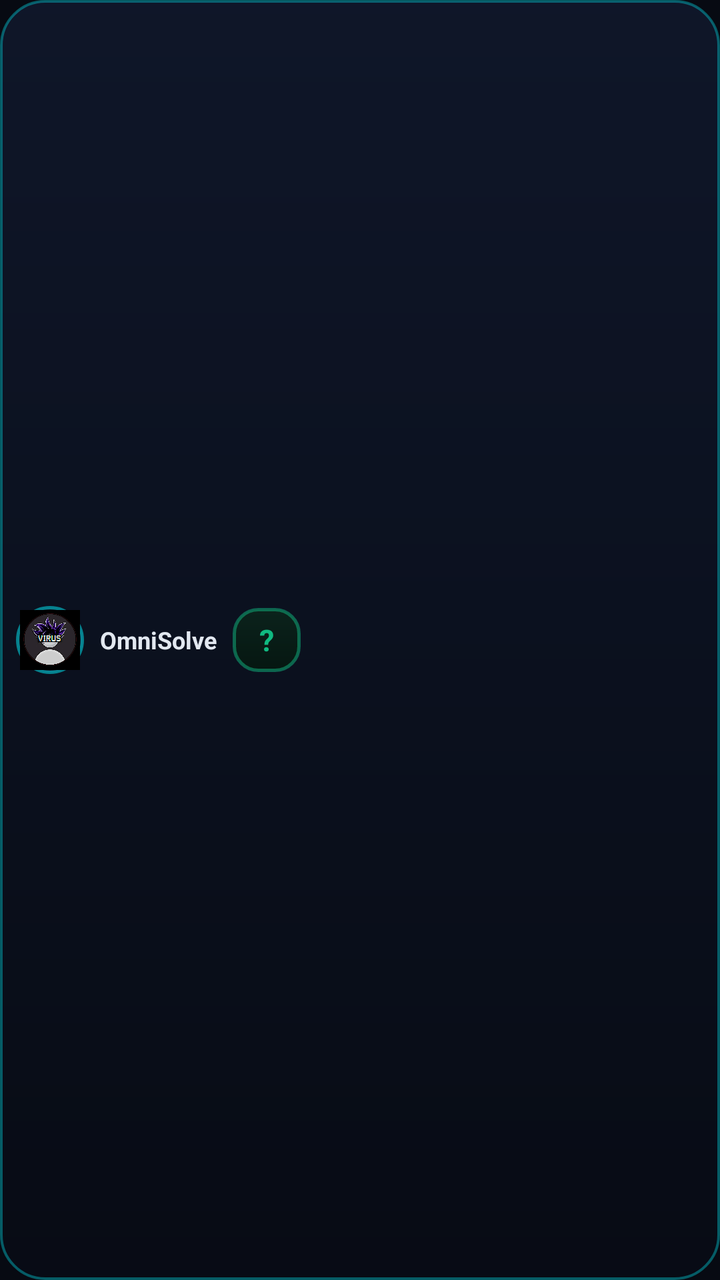
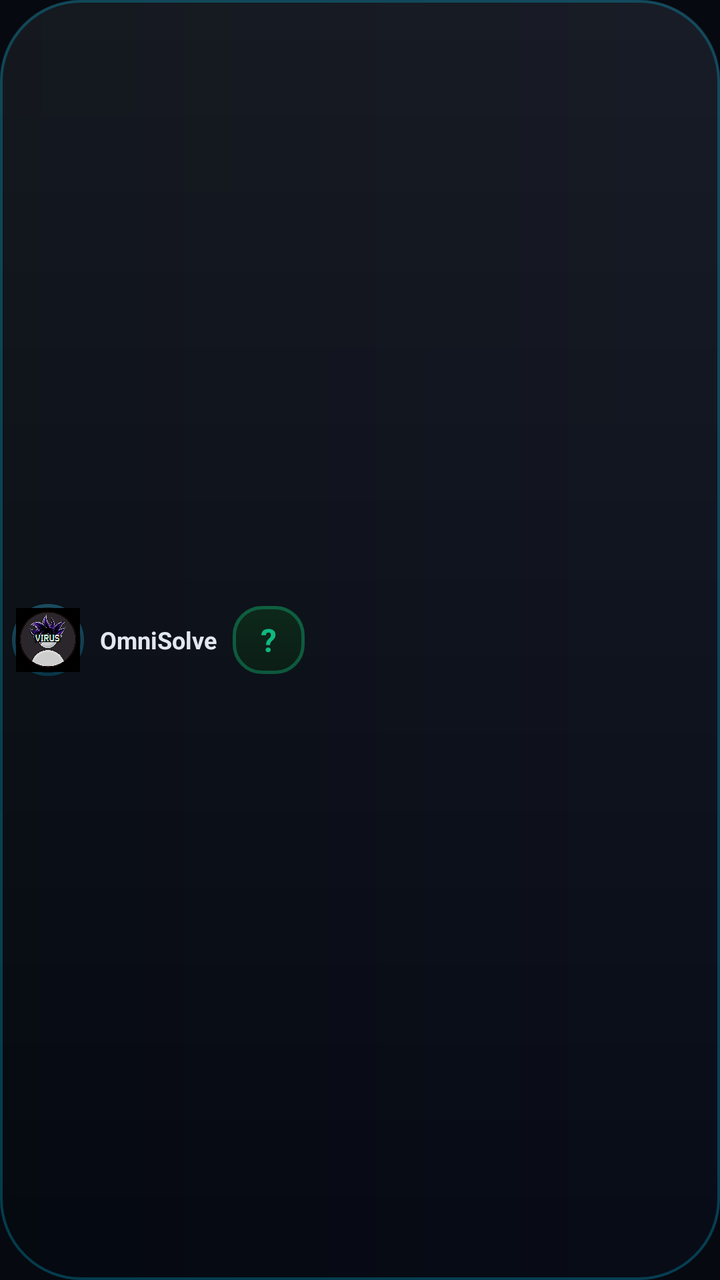

Screens rendered from an Android XML layout before and after an edit, with the pre-edit source and the edit as a unified diff.
<!-- AndroidManifest.xml: application theme Theme.OmniSolveOverlay -->
<!-- res/layout/layout_dynamic_island.xml -->
<?xml version="1.0" encoding="utf-8"?>
<LinearLayout xmlns:android="http://schemas.android.com/apk/res/android"
    android:id="@+id/island_root"
    android:layout_width="wrap_content"
    android:layout_height="44dp"
    android:orientation="horizontal"
    android:gravity="center_vertical"
    android:background="@drawable/bg_dynamic_island"
    android:elevation="14dp"
    android:paddingStart="8dp"
    android:paddingEnd="8dp"
    android:paddingTop="3dp"
    android:paddingBottom="3dp"
    android:clipToPadding="false"
    android:clipChildren="false">

    
    <FrameLayout
        android:id="@+id/island_icon_container"
        android:layout_width="34dp"
        android:layout_height="34dp"
        android:background="@drawable/bg_floating_bubble"
        android:clickable="true"
        android:focusable="true">

        <ImageView
            android:id="@+id/iv_island_icon"
            android:layout_width="30dp"
            android:layout_height="30dp"
            android:layout_gravity="center"
            android:src="@drawable/ic_virus_avatar"
            android:scaleType="centerCrop" />
    </FrameLayout>

    
    <LinearLayout
        android:id="@+id/ll_island_body"
        android:layout_width="wrap_content"
        android:layout_height="match_parent"
        android:orientation="horizontal"
        android:gravity="center_vertical"
        android:layout_marginStart="8dp"
        android:layout_marginEnd="4dp">

        
        <TextView
            android:id="@+id/tv_island_title"
            android:layout_width="wrap_content"
            android:layout_height="wrap_content"
            android:text="OmniSolve"
            android:textColor="#E2E8F0"
            android:textSize="12sp"
            android:textStyle="bold"
            android:maxLines="1" />

        
        <TextView
            android:id="@+id/tv_island_answer"
            android:layout_width="wrap_content"
            android:minWidth="34dp"
            android:layout_height="32dp"
            android:layout_marginStart="8dp"
            android:paddingStart="6dp"
            android:paddingEnd="6dp"
            android:background="@drawable/bg_answer_box"
            android:gravity="center"
            android:text="?"
            android:textColor="#10B981"
            android:textSize="15sp"
            android:textStyle="bold" />

    </LinearLayout>

    
    <LinearLayout
        android:id="@+id/island_expanded_controls"
        android:layout_width="wrap_content"
        android:layout_height="match_parent"
        android:orientation="horizontal"
        android:gravity="center_vertical"
        android:visibility="gone"
        android:layout_marginStart="4dp">

        
        <FrameLayout
            android:id="@+id/btn_island_scan"
            android:layout_width="32dp"
            android:layout_height="32dp"
            android:layout_marginStart="4dp"
            android:background="@drawable/bg_scan_button"
            android:clickable="true"
            android:focusable="true">

            <ImageView
                android:id="@+id/iv_island_scan_icon"
                android:layout_width="18dp"
                android:layout_height="18dp"
                android:layout_gravity="center"
                android:src="@android:drawable/ic_media_play"
                android:tint="#FFFFFF" />
        </FrameLayout>

        
        <ImageView
            android:id="@+id/btn_island_toggle_window"
            android:layout_width="32dp"
            android:layout_height="32dp"
            android:layout_marginStart="6dp"
            android:padding="5dp"
            android:background="@drawable/bg_chip_action"
            android:src="@android:drawable/ic_menu_view"
            android:tint="#38BDF8"
            android:clickable="true"
            android:focusable="true" />

        
        <ImageView
            android:id="@+id/btn_island_bot_toggle"
            android:layout_width="32dp"
            android:layout_height="32dp"
            android:layout_marginStart="6dp"
            android:padding="5dp"
            android:background="@drawable/bg_chip_action"
            android:src="@android:drawable/ic_menu_myplaces"
            android:tint="#64748B"
            android:clickable="true"
            android:focusable="true" />

        
        <ImageView
            android:id="@+id/btn_island_close"
            android:layout_width="28dp"
            android:layout_height="28dp"
            android:layout_marginStart="6dp"
            android:src="@android:drawable/ic_menu_close_clear_cancel"
            android:tint="#8E9BB0"
            android:clickable="true"
            android:focusable="true" />

    </LinearLayout>

</LinearLayout>
<!-- resources referenced by this layout -->
<resources>
  <!-- drawable bg_answer_box (drawable) -->
  <?xml version="1.0" encoding="utf-8"?>
  <shape xmlns:android="http://schemas.android.com/apk/res/android"
      android:shape="rectangle">
      <gradient
          android:startColor="#E60A241A"
          android:endColor="#E6041710"
          android:angle="270" />
      <corners android:radius="12dp" />
      <stroke
          android:width="1.5dp"
          android:color="#8010B981" />
  </shape>
  <!-- drawable bg_chip_action (drawable) -->
  <?xml version="1.0" encoding="utf-8"?>
  <shape xmlns:android="http://schemas.android.com/apk/res/android"
      android:shape="rectangle">
      <gradient
          android:startColor="#CC1E293B"
          android:endColor="#B3111827"
          android:angle="270" />
      <corners android:radius="12dp" />
      <stroke
          android:width="1dp"
          android:color="#4DFFFFFF" />
  </shape>
  <!-- drawable bg_dynamic_island (drawable) -->
  <?xml version="1.0" encoding="utf-8"?>
  <shape xmlns:android="http://schemas.android.com/apk/res/android"
      android:shape="rectangle">
      <gradient
          android:startColor="#EB0F172A"
          android:endColor="#EB070B14"
          android:angle="270" />
      <corners android:radius="22dp" />
      <stroke
          android:width="1.2dp"
          android:color="#5900F2FE" />
  </shape>
  <!-- drawable bg_floating_bubble (drawable) -->
  <?xml version="1.0" encoding="utf-8"?>
  <shape xmlns:android="http://schemas.android.com/apk/res/android"
      android:shape="oval">
      <gradient
          android:startColor="#F0131E33"
          android:endColor="#E60A101C"
          android:angle="135" />
      <stroke
          android:width="1.8dp"
          android:color="#8000F2FE" />
  </shape>
  <!-- drawable bg_scan_button (drawable) -->
  <?xml version="1.0" encoding="utf-8"?>
  <shape xmlns:android="http://schemas.android.com/apk/res/android"
      android:shape="oval">
      <gradient
          android:startColor="#00F2FE"
          android:endColor="#0072FF"
          android:angle="45" />
      <stroke
          android:width="1.5dp"
          android:color="#B3FFFFFF" />
  </shape>
  <style name="Theme.OmniSolveOverlay" parent="Theme.MaterialComponents.DayNight.NoActionBar">
          <item name="colorPrimary">@color/accent_cyan</item>
          <item name="colorSecondary">@color/accent_emerald</item>
          <item name="android:statusBarColor">@color/bg_dark</item>
          <item name="android:windowBackground">@color/bg_dark</item>
      </style>
  <color name="accent_cyan">#00F2FE</color>
  <color name="bg_dark">#070A12</color>
  <!-- unchanged entries left out for length: 2 -->
</resources>

<!-- the commit's change to res/layout/layout_dynamic_island.xml (unified diff, before → after) -->
@@ -2,31 +2,31 @@
 <LinearLayout xmlns:android="http://schemas.android.com/apk/res/android"
     android:id="@+id/island_root"
     android:layout_width="wrap_content"
-    android:layout_height="44dp"
+    android:layout_height="46dp"
     android:orientation="horizontal"
     android:gravity="center_vertical"
     android:background="@drawable/bg_dynamic_island"
-    android:elevation="14dp"
-    android:paddingStart="8dp"
+    android:elevation="16dp"
+    android:paddingStart="6dp"
     android:paddingEnd="8dp"
-    android:paddingTop="3dp"
-    android:paddingBottom="3dp"
+    android:paddingTop="4dp"
+    android:paddingBottom="4dp"
     android:clipToPadding="false"
     android:clipChildren="false">
 
     
     <FrameLayout
         android:id="@+id/island_icon_container"
-        android:layout_width="34dp"
-        android:layout_height="34dp"
+        android:layout_width="36dp"
+        android:layout_height="36dp"
         android:background="@drawable/bg_floating_bubble"
         android:clickable="true"
         android:focusable="true">
 
         <ImageView
             android:id="@+id/iv_island_icon"
-            android:layout_width="30dp"
-            android:layout_height="30dp"
+            android:layout_width="32dp"
+            android:layout_height="32dp"
             android:layout_gravity="center"
             android:src="@drawable/ic_virus_avatar"
             android:scaleType="centerCrop" />
@@ -57,16 +57,16 @@
         <TextView
             android:id="@+id/tv_island_answer"
             android:layout_width="wrap_content"
-            android:minWidth="34dp"
-            android:layout_height="32dp"
+            android:minWidth="36dp"
+            android:layout_height="34dp"
             android:layout_marginStart="8dp"
-            android:paddingStart="6dp"
-            android:paddingEnd="6dp"
+            android:paddingStart="8dp"
+            android:paddingEnd="8dp"
             android:background="@drawable/bg_answer_box"
             android:gravity="center"
             android:text="?"
             android:textColor="#10B981"
-            android:textSize="15sp"
+            android:textSize="16sp"
             android:textStyle="bold" />
 
     </LinearLayout>
@@ -84,8 +84,8 @@
         
         <FrameLayout
             android:id="@+id/btn_island_scan"
-            android:layout_width="32dp"
-            android:layout_height="32dp"
+            android:layout_width="34dp"
+            android:layout_height="34dp"
             android:layout_marginStart="4dp"
             android:background="@drawable/bg_scan_button"
             android:clickable="true"
@@ -103,23 +103,23 @@
         
         <ImageView
             android:id="@+id/btn_island_toggle_window"
-            android:layout_width="32dp"
-            android:layout_height="32dp"
+            android:layout_width="34dp"
+            android:layout_height="34dp"
             android:layout_marginStart="6dp"
-            android:padding="5dp"
+            android:padding="6dp"
             android:background="@drawable/bg_chip_action"
             android:src="@android:drawable/ic_menu_view"
-            android:tint="#38BDF8"
+            android:tint="#00D4FF"
             android:clickable="true"
             android:focusable="true" />
 
         
         <ImageView
             android:id="@+id/btn_island_bot_toggle"
-            android:layout_width="32dp"
-            android:layout_height="32dp"
+            android:layout_width="34dp"
+            android:layout_height="34dp"
             android:layout_marginStart="6dp"
-            android:padding="5dp"
+            android:padding="6dp"
             android:background="@drawable/bg_chip_action"
             android:src="@android:drawable/ic_menu_myplaces"
             android:tint="#64748B"
@@ -127,10 +127,28 @@
             android:focusable="true" />
 
         
+        <TextView
+            android:id="@+id/btn_island_opacity"
+            android:layout_width="wrap_content"
+            android:minWidth="34dp"
+            android:layout_height="34dp"
+            android:layout_marginStart="6dp"
+            android:paddingStart="7dp"
+            android:paddingEnd="7dp"
+            android:gravity="center"
+            android:background="@drawable/bg_chip_action"
+            android:text="👁 100%"
+            android:textColor="#38BDF8"
+            android:textSize="10sp"
+            android:textStyle="bold"
+            android:clickable="true"
+            android:focusable="true" />
+
+        
         <ImageView
             android:id="@+id/btn_island_close"
-            android:layout_width="28dp"
-            android:layout_height="28dp"
+            android:layout_width="30dp"
+            android:layout_height="30dp"
             android:layout_marginStart="6dp"
             android:src="@android:drawable/ic_menu_close_clear_cancel"
             android:tint="#8E9BB0"
<!-- resource entries referenced after the edit -->
@@ -2,75 +2,139 @@
 <resources>
   <!-- drawable bg_answer_box (drawable) -->
   <?xml version="1.0" encoding="utf-8"?>
-  <shape xmlns:android="http://schemas.android.com/apk/res/android"
-      android:shape="rectangle">
-      <gradient
-          android:startColor="#E60A241A"
-          android:endColor="#E6041710"
-          android:angle="270" />
-      <corners android:radius="12dp" />
-      <stroke
-          android:width="1.5dp"
-          android:color="#8010B981" />
-  </shape>
+  <layer-list xmlns:android="http://schemas.android.com/apk/res/android">
+      
+      <item>
+          <shape android:shape="rectangle">
+              <gradient
+                  android:startColor="#CC0D2E1A"
+                  android:endColor="#CC0A1F14"
+                  android:angle="270" />
+              <corners android:radius="14dp" />
+          </shape>
+      </item>
+      
+      <item>
+          <shape android:shape="rectangle">
+              <corners android:radius="14dp" />
+              <stroke
+                  android:width="1.5dp"
+                  android:color="#6010B981" />
+          </shape>
+      </item>
+  </layer-list>
   <!-- drawable bg_chip_action (drawable) -->
   <?xml version="1.0" encoding="utf-8"?>
   <shape xmlns:android="http://schemas.android.com/apk/res/android"
       android:shape="rectangle">
       <gradient
-          android:startColor="#CC1E293B"
-          android:endColor="#B3111827"
+          android:startColor="#CC0C1424"
+          android:endColor="#CC080C18"
           android:angle="270" />
-      <corners android:radius="12dp" />
+      <corners android:radius="14dp" />
       <stroke
           android:width="1dp"
-          android:color="#4DFFFFFF" />
+          android:color="#2500D4FF" />
   </shape>
   <!-- drawable bg_dynamic_island (drawable) -->
   <?xml version="1.0" encoding="utf-8"?>
-  <shape xmlns:android="http://schemas.android.com/apk/res/android"
-      android:shape="rectangle">
-      <gradient
-          android:startColor="#EB0F172A"
-          android:endColor="#EB070B14"
-          android:angle="270" />
-      <corners android:radius="22dp" />
-      <stroke
-          android:width="1.2dp"
-          android:color="#5900F2FE" />
-  </shape>
+  <layer-list xmlns:android="http://schemas.android.com/apk/res/android">
+      
+      <item>
+          <shape android:shape="rectangle">
+              <gradient
+                  android:startColor="#F0080C18"
+                  android:centerColor="#F0060A14"
+                  android:endColor="#F0040810"
+                  android:angle="180" />
+              <corners android:radius="40dp" />
+          </shape>
+      </item>
+      
+      <item android:top="0dp" android:bottom="22dp">
+          <shape android:shape="rectangle">
+              <gradient
+                  android:startColor="#10FFFFFF"
+                  android:endColor="#00FFFFFF"
+                  android:angle="270" />
+              <corners android:radius="40dp" />
+          </shape>
+      </item>
+      
+      <item>
+          <shape android:shape="rectangle">
+              <corners android:radius="40dp" />
+              <stroke
+                  android:width="1.2dp"
+                  android:color="#4000D4FF" />
+          </shape>
+      </item>
+  </layer-list>
   <!-- drawable bg_floating_bubble (drawable) -->
   <?xml version="1.0" encoding="utf-8"?>
-  <shape xmlns:android="http://schemas.android.com/apk/res/android"
-      android:shape="oval">
-      <gradient
-          android:startColor="#F0131E33"
-          android:endColor="#E60A101C"
-          android:angle="135" />
-      <stroke
-          android:width="1.8dp"
-          android:color="#8000F2FE" />
-  </shape>
+  <layer-list xmlns:android="http://schemas.android.com/apk/res/android">
+      
+      <item>
+          <shape android:shape="oval">
+              <gradient
+                  android:startColor="#CC101828"
+                  android:endColor="#CC080C18"
+                  android:angle="270" />
+          </shape>
+      </item>
+      
+      <item>
+          <shape android:shape="oval">
+              <gradient
+                  android:startColor="#12FFFFFF"
+                  android:endColor="#00FFFFFF"
+                  android:angle="270" />
+          </shape>
+      </item>
+      
+      <item>
+          <shape android:shape="oval">
+              <stroke
+                  android:width="1.5dp"
+                  android:color="#3500D4FF" />
+          </shape>
+      </item>
+  </layer-list>
   <!-- drawable bg_scan_button (drawable) -->
   <?xml version="1.0" encoding="utf-8"?>
-  <shape xmlns:android="http://schemas.android.com/apk/res/android"
-      android:shape="oval">
-      <gradient
-          android:startColor="#00F2FE"
-          android:endColor="#0072FF"
-          android:angle="45" />
-      <stroke
-          android:width="1.5dp"
-          android:color="#B3FFFFFF" />
-  </shape>
+  <layer-list xmlns:android="http://schemas.android.com/apk/res/android">
+      
+      <item>
+          <shape android:shape="oval">
+              <gradient
+                  android:startColor="#00D4FF"
+                  android:endColor="#6366F1"
+                  android:angle="135" />
+          </shape>
+      </item>
+      <item>
+          <shape android:shape="oval">
+              <stroke
+                  android:width="1dp"
+                  android:color="#50FFFFFF" />
+          </shape>
+      </item>
+  </layer-list>
   <style name="Theme.OmniSolveOverlay" parent="Theme.MaterialComponents.DayNight.NoActionBar">
           <item name="colorPrimary">@color/accent_cyan</item>
+          <item name="colorPrimaryDark">@color/bg_dark</item>
           <item name="colorSecondary">@color/accent_emerald</item>
+          <item name="colorAccent">@color/accent_cyan</item>
           <item name="android:statusBarColor">@color/bg_dark</item>
+          <item name="android:navigationBarColor">@color/bg_dark</item>
           <item name="android:windowBackground">@color/bg_dark</item>
+          <item name="android:windowDrawsSystemBarBackgrounds">true</item>
+          <item name="android:windowLightStatusBar">false</item>
+          <item name="android:windowLightNavigationBar">false</item>
+          <item name="android:forceDarkAllowed">false</item>
       </style>
-  <color name="accent_cyan">#00F2FE</color>
-  <color name="bg_dark">#070A12</color>
+  <color name="accent_cyan">#00D4FF</color>
+  <color name="bg_dark">#060910</color>
   <!-- unchanged entries left out for length: 2 -->
 </resources>
 
